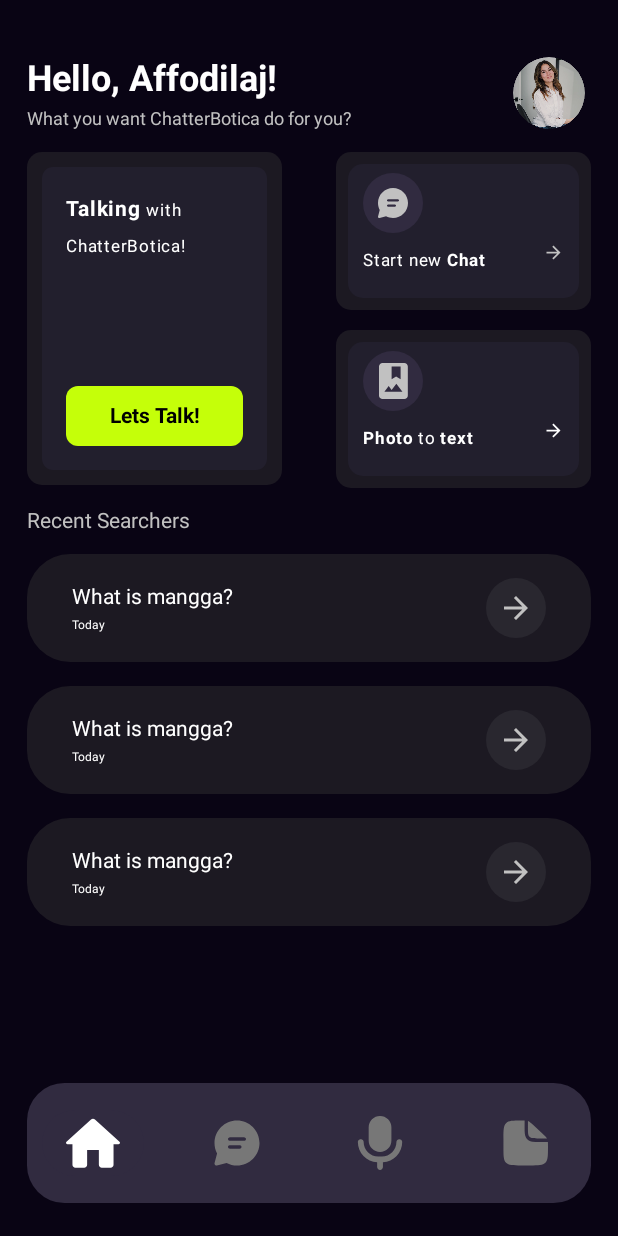
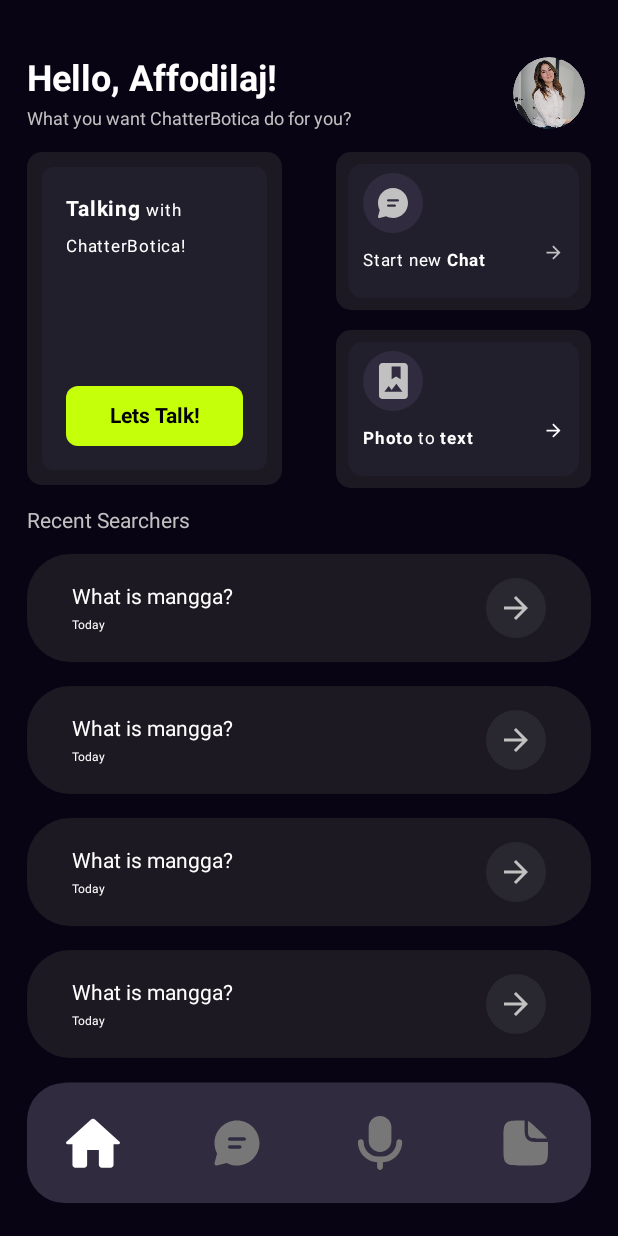
Before and after one commit to affodilajF/ChatterBotica-Android, an Android app built with Jetpack Compose: the screen it shows after launch (MainActivity), on a phone screen of 412 x 824 dp. Run offline under Robolectric (Android 15) with nearby library versions, the phone set to English and light mode, and no system bars; our stand-ins replace Dagger/Hilt's generated code.

Commit message:
chore: lazy column for recent searches hs

```diff
--- a/app/src/main/java/com/example/chatterboticaapp/ui/screen/HomeScreen.kt
+++ b/app/src/main/java/com/example/chatterboticaapp/ui/screen/HomeScreen.kt
@@ -14,6 +14,7 @@ import androidx.compose.foundation.layout.fillMaxWidth
 import androidx.compose.foundation.layout.height
 import androidx.compose.foundation.layout.padding
 import androidx.compose.foundation.layout.size
+import androidx.compose.foundation.lazy.LazyColumn
 import androidx.compose.foundation.shape.CircleShape
 import androidx.compose.material3.Icon
 import androidx.compose.material3.Text
@@ -76,11 +77,12 @@ fun HomeScreen(navController: NavController){
                     color = Grey01,
                     style = TextStyle(fontSize = 14.sp))
             }
-            Column(modifier = Modifier.weight(2f)) {
-                HistoryBox()
-                HistoryBox()
-                HistoryBox()
-
+            LazyColumn(
+                modifier = Modifier.weight(2f)
+            ) {
+                items(5) {
+                    HistoryBox()
+                }
             }
             BottomNavigationBar()
         }
```
